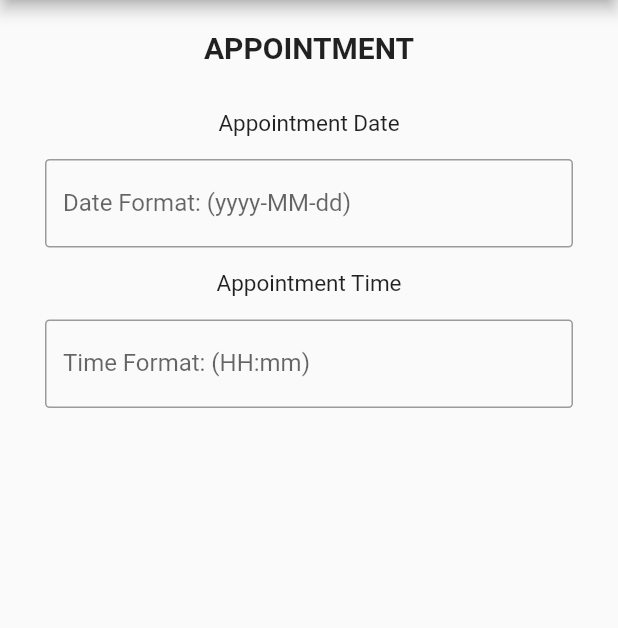
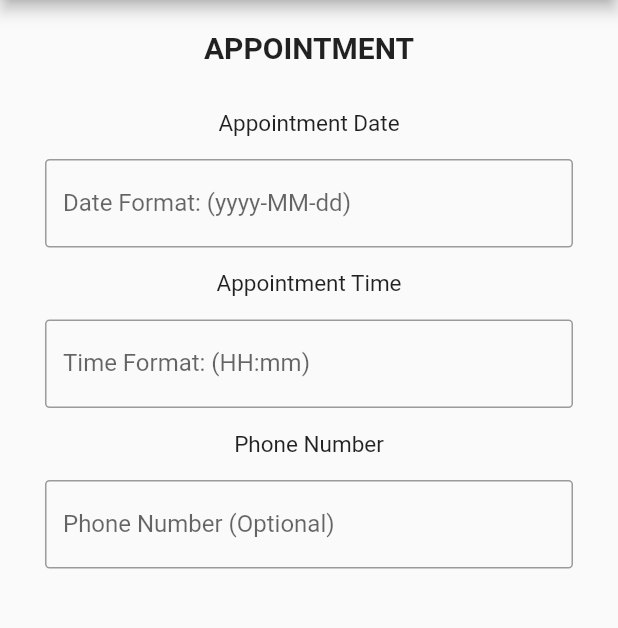
Before and after one commit to nurhafizahshukri/eazeetailor_frontend, a Flutter app: the AppointmentScreen screen opened directly, on a phone screen of 412 x 824 dp, the part 84-712 px from its top. Run offline on Flutter 3.47's test engine with Material 2 defaults, Android fonts, the phone set to English and light mode, and no system bars; drawn by our look-alikes of datetime_picker_formfield; our stand-ins replace carousel_slider, fluttertoast, google_fonts.

Commit message:
Create PhoneNum Field

```diff
--- a/eazeetailor/lib/Screens/AppointmentForm.dart
+++ b/eazeetailor/lib/Screens/AppointmentForm.dart
@@ -90,6 +90,19 @@ class _AppointmentScreenState extends State<AppointmentScreen> {
                     return DateTimeField.convert(time);
                   },
                 ), ),
+                Text('Phone Number',
+                textAlign: TextAlign.center,
+                style: TextStyle(fontSize: 15),),
+              Padding(padding: EdgeInsets.only(left:30, right: 30, bottom: 15,top: 15),
+                child: TextFormField(
+                  decoration: InputDecoration(
+                    border: OutlineInputBorder(borderRadius: BorderRadius.circular(3)),
+                    labelText: 'Phone Number (Optional)',
+                  ),
+
+                ),
+              ),
+
             ]),     ),
         );
 
```
